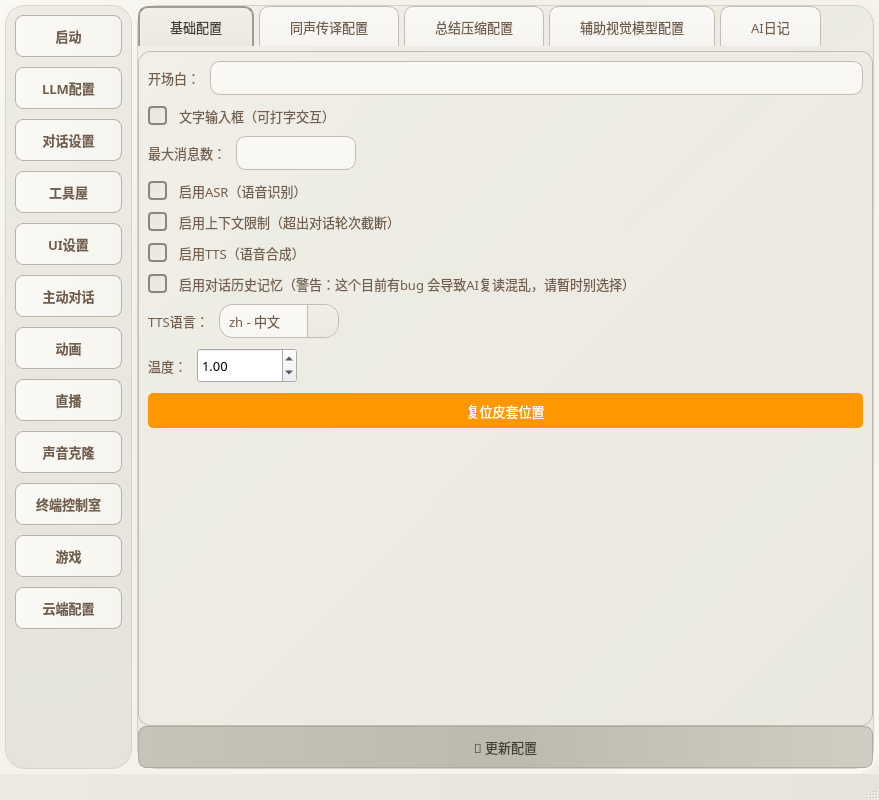
Qt form live-2d/test222.ui (morettt/my-neuro) before a commit.
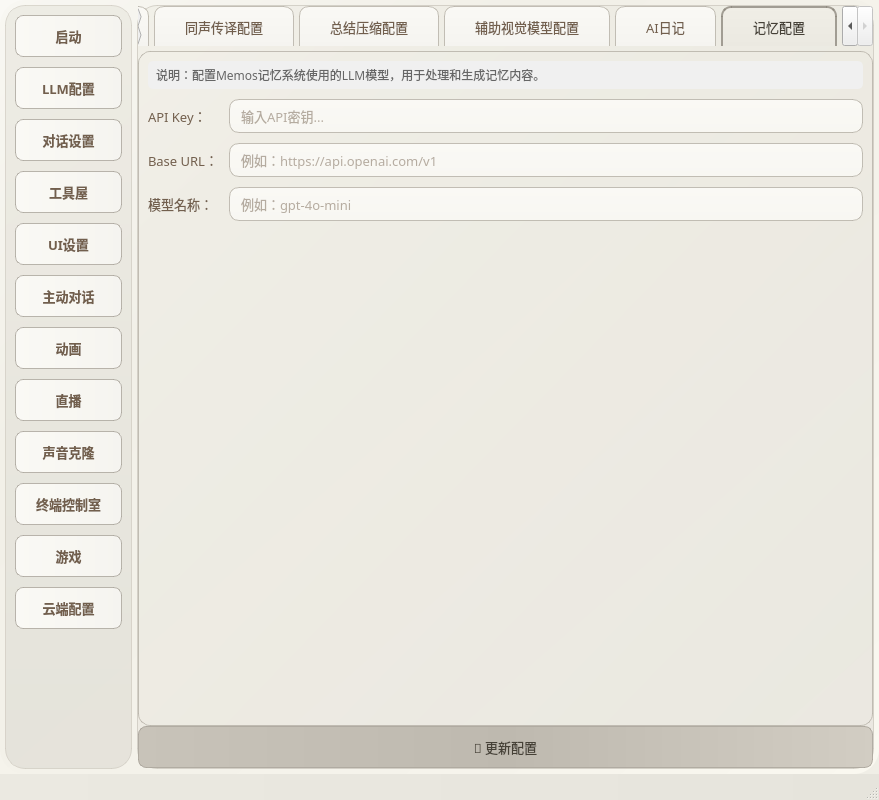
The same form after that commit. The open tabs and pages were chosen to show the change.

Commit message: 更新记忆配置到对话设置里

Patch:
```diff
--- a/live-2d/test222.ui
+++ b/live-2d/test222.ui
@@ -2382,6 +2382,133 @@
                </item>
               </layout>
              </widget>
+             <widget class="QWidget" name="tab_memos_config">
+              <attribute name="title">
+               <string>记忆配置</string>
+              </attribute>
+              <layout class="QVBoxLayout" name="verticalLayout_memos_config">
+               <property name="spacing">
+                <number>10</number>
+               </property>
+               <item>
+                <widget class="QLabel" name="label_memos_description">
+                 <property name="font">
+                  <font>
+                   <family>微软雅黑</family>
+                   <pointsize>9</pointsize>
+                  </font>
+                 </property>
+                 <property name="text">
+                  <string>说明：配置Memos记忆系统使用的LLM模型，用于处理和生成记忆内容。</string>
+                 </property>
+                 <property name="wordWrap">
+                  <bool>true</bool>
+                 </property>
+                 <property name="styleSheet">
+                  <string notr="true">color: #666666; padding: 5px; background-color: #f0f0f0; border-radius: 5px;</string>
+                 </property>
+                </widget>
+               </item>
+               <item>
+                <layout class="QGridLayout" name="gridLayout_memos_config">
+                 <item row="0" column="0">
+                  <widget class="QLabel" name="label_memos_api_key">
+                   <property name="font">
+                    <font>
+                     <family>微软雅黑</family>
+                     <pointsize>10</pointsize>
+                    </font>
+                   </property>
+                   <property name="text">
+                    <string>API Key：</string>
+                   </property>
+                  </widget>
+                 </item>
+                 <item row="0" column="1">
+                  <widget class="QLineEdit" name="lineEdit_memos_api_key">
+                   <property name="font">
+                    <font>
+                     <family>微软雅黑</family>
+                     <pointsize>10</pointsize>
+                    </font>
+                   </property>
+                   <property name="echoMode">
+                    <enum>QLineEdit::Password</enum>
+                   </property>
+                   <property name="placeholderText">
+                    <string>输入API密钥...</string>
+                   </property>
+                  </widget>
+                 </item>
+                 <item row="1" column="0">
+                  <widget class="QLabel" name="label_memos_base_url">
+                   <property name="font">
+                    <font>
+                     <family>微软雅黑</family>
+                     <pointsize>10</pointsize>
+                    </font>
+                   </property>
+                   <property name="text">
+                    <string>Base URL：</string>
+                   </property>
+                  </widget>
+                 </item>
+                 <item row="1" column="1">
+                  <widget class="QLineEdit" name="lineEdit_memos_base_url">
+                   <property name="font">
+                    <font>
+                     <family>微软雅黑</family>
+                     <pointsize>10</pointsize>
+                    </font>
+                   </property>
+                   <property name="placeholderText">
+                    <string>例如：https://api.openai.com/v1</string>
+                   </property>
+                  </widget>
+                 </item>
+                 <item row="2" column="0">
+                  <widget class="QLabel" name="label_memos_model">
+                   <property name="font">
+                    <font>
+                     <family>微软雅黑</family>
+                     <pointsize>10</pointsize>
+                    </font>
+                   </property>
+                   <property name="text">
+                    <string>模型名称：</string>
+                   </property>
+                  </widget>
+                 </item>
+                 <item row="2" column="1">
+                  <widget class="QLineEdit" name="lineEdit_memos_model">
+                   <property name="font">
+                    <font>
+                     <family>微软雅黑</family>
+                     <pointsize>10</pointsize>
+                    </font>
+                   </property>
+                   <property name="placeholderText">
+                    <string>例如：gpt-4o-mini</string>
+                   </property>
+                  </widget>
+                 </item>
+                </layout>
+               </item>
+               <item>
+                <spacer name="verticalSpacer_memos">
+                 <property name="orientation">
+                  <enum>Qt::Vertical</enum>
+                 </property>
+                 <property name="sizeHint" stdset="0">
+                  <size>
+                   <width>20</width>
+                   <height>40</height>
+                  </size>
+                 </property>
+                </spacer>
+               </item>
+              </layout>
+             </widget>
             </widget>
            </item>
           </layout>
```
The commit also changes 1 other file.
